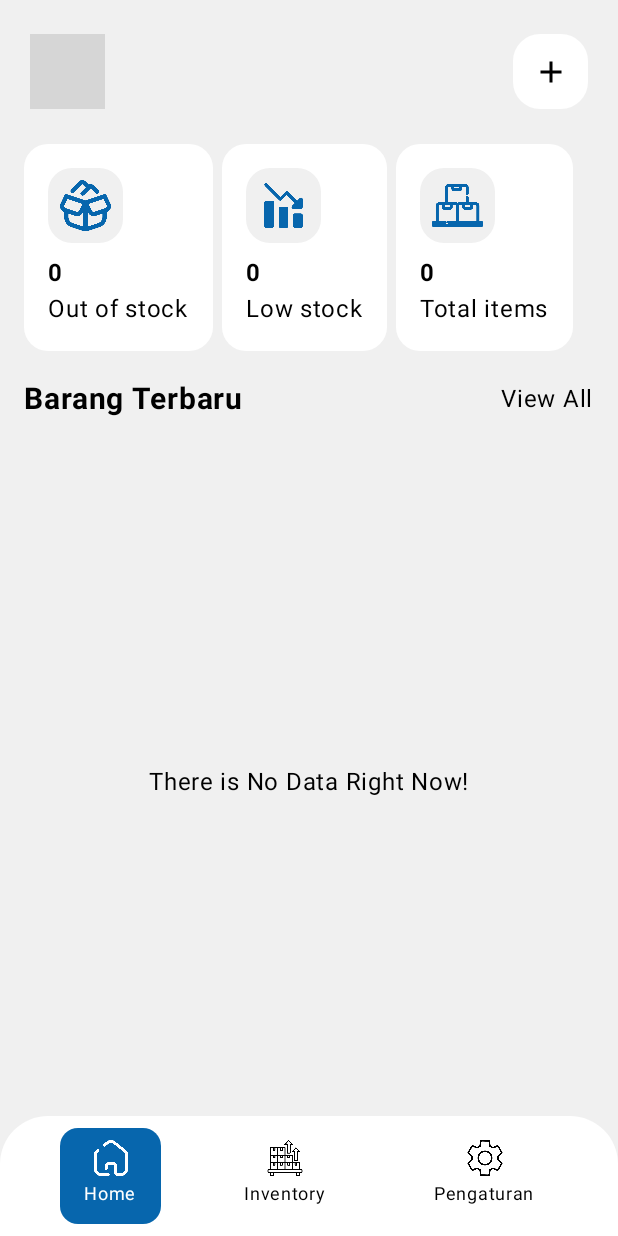
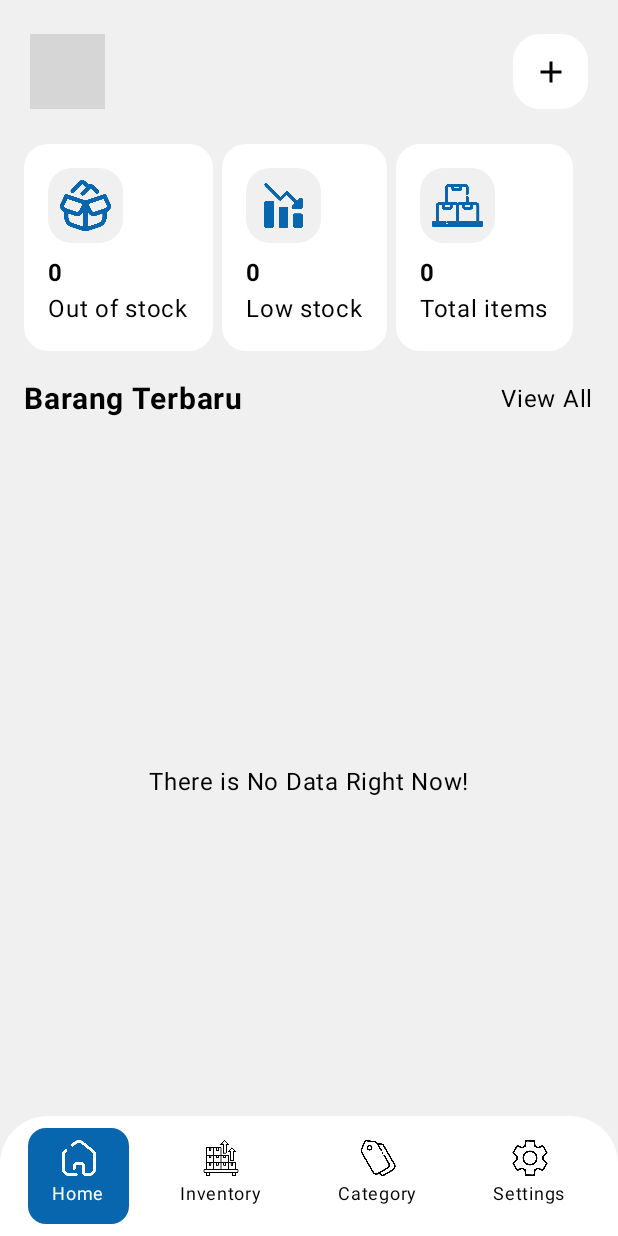
Before and after one commit to DewiPuspitass/Laventry, an Android app built with Jetpack Compose: the screen it shows after launch (MainActivity), on a phone screen of 412 x 824 dp. Run offline under Robolectric (Android 15) with nearby library versions, the phone set to English and light mode, and no system bars; our stand-ins replace Room's generated code; 1 statement that could not run was skipped; grey boxes are pictures that could not be loaded.

Commit message:
menambahkan menu kategori

```diff
--- a/app/src/main/java/com/dewipuspitasari0020/laventry/ui/screen/BottomBar.kt
+++ b/app/src/main/java/com/dewipuspitasari0020/laventry/ui/screen/BottomBar.kt
@@ -45,8 +45,8 @@ fun BottomBar(
             horizontalArrangement = Arrangement.SpaceEvenly,
             verticalAlignment = Alignment.CenterVertically
         ) {
-            val items = listOf("Home", "Inventory", "Pengaturan")
-            val icons = listOf(R.drawable.home, R.drawable.inventory, R.drawable.settings)
+            val items = listOf("Home", "Inventory", "Category", "Settings")
+            val icons = listOf(R.drawable.home, R.drawable.inventory, R.drawable.tags,R.drawable.settings)
 
             items.forEachIndexed { index, label ->
                 val isSelected = index == selectedIndex
```
Also changed, not shown: app/src/main/res/drawable/tags.png (added).
